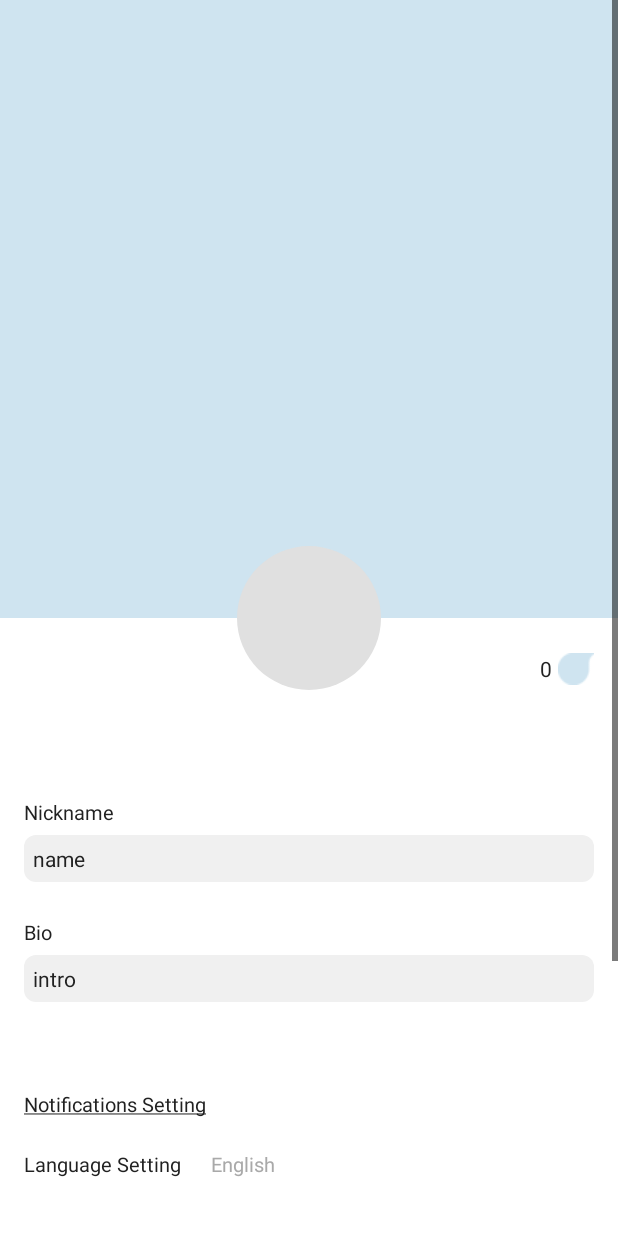
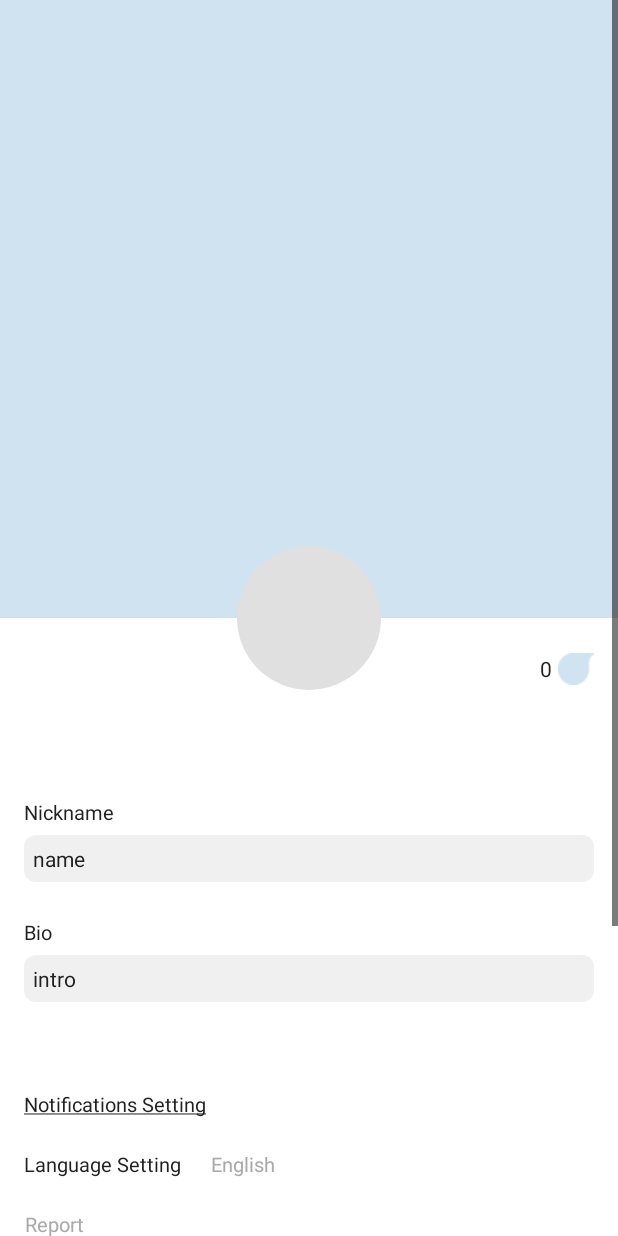
Before and after one commit to ksk3164-mycomment/mycomment_aos, an Android app: the fragment ProfileFragment shown on its own in the app's theme, on a phone screen of 412 x 824 dp. Run offline under Robolectric (Android 15) with nearby library versions, the phone set to English and light mode, and no system bars; libraries missing offline, so code that uses them is left out: com.kakao.sdk, gun0912.tedimagepicker.builder; pictures from the network do not load; 1 statement that could not run was skipped.

Commit message:
2021/11/22 프로필 신고하기 추가

```diff
--- a/app/src/main/res/layout/fragment_profile.xml
+++ b/app/src/main/res/layout/fragment_profile.xml
@@ -221,7 +221,6 @@
                 android:layout_width="match_parent"
                 android:layout_height="wrap_content"
                 android:layout_marginStart="16dp"
-
                 android:layout_marginEnd="16dp"
                 android:orientation="vertical">
 
@@ -268,6 +267,24 @@
                     android:textColor="@color/colorTextTimestamp"
                     android:textSize="13sp" />
                 </LinearLayout>
+            </LinearLayout>
+
+            <LinearLayout
+                android:id="@+id/reportWrapperView"
+                android:layout_width="match_parent"
+                android:layout_height="wrap_content"
+                android:layout_marginStart="16dp"
+                android:layout_marginEnd="16dp"
+                android:orientation="vertical">
+
+                <TextView
+                    android:id="@+id/tv_report"
+                    android:layout_width="wrap_content"
+                    android:layout_height="40dp"
+                    android:gravity="center"
+                    android:text="@string/Report_feed"
+                    android:textColor="@color/colorTextTimestamp"
+                    android:textSize="13sp" />
             </LinearLayout>
 
             <Space
```
Also changed, not shown: app/src/main/java/kr/beimsupicures/mycomment/controllers/main/profile/ProfileFragment.kt (+37 -4 lines).
